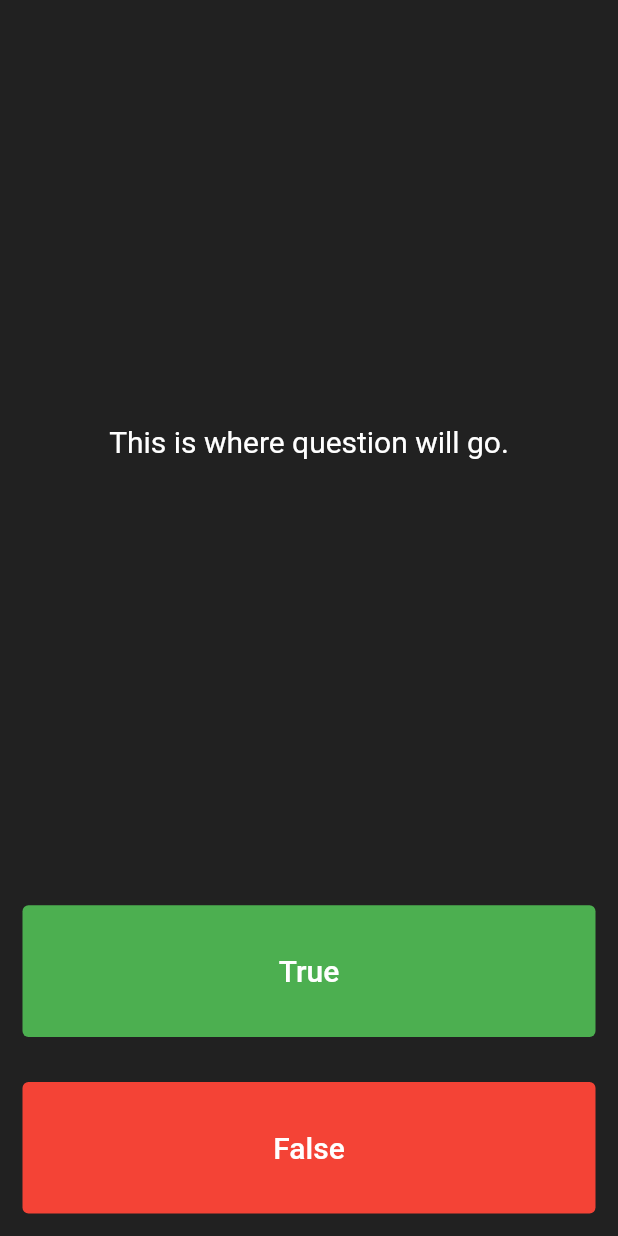
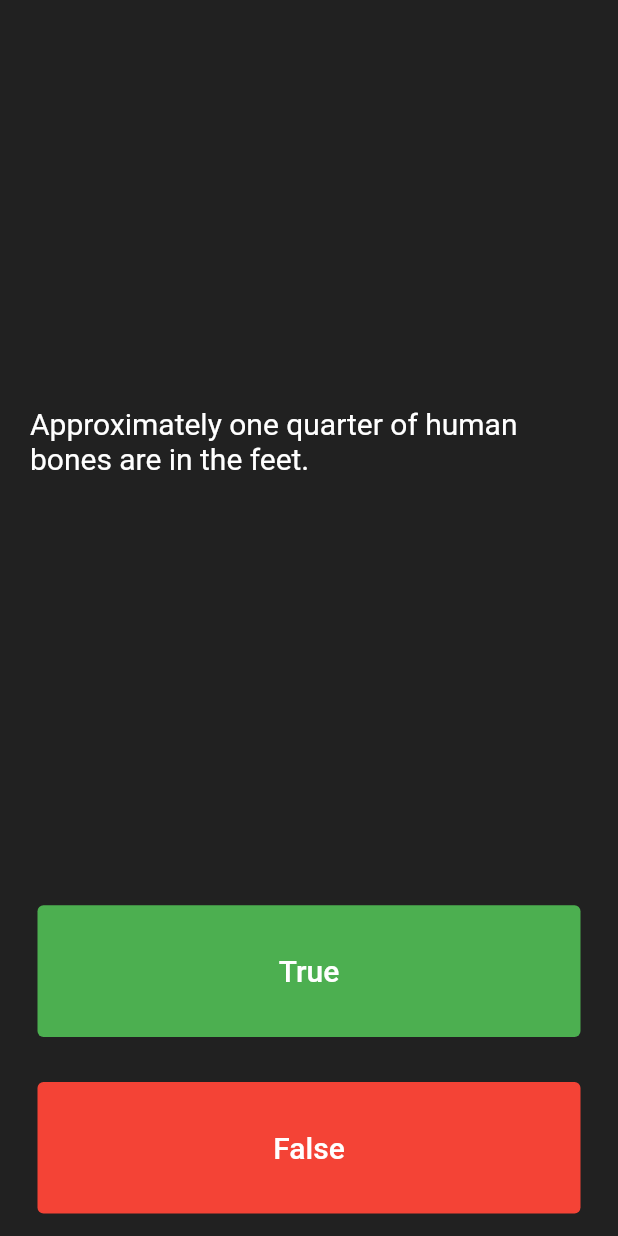
Before and after one commit to anup810/quize_flutter, a Flutter app: the screen it shows after launch, after a tap on "True", on a phone screen of 412 x 824 dp. Run offline on Flutter 3.47's test engine with Material 2 defaults, Android fonts, the phone set to English and light mode, and no system bars.

Commit message:
Added answer and question

```diff
--- a/lib/main.dart
+++ b/lib/main.dart
@@ -9,8 +9,11 @@ class Quize extends StatelessWidget {
     return MaterialApp(
       home: Scaffold(
         backgroundColor: Colors.grey[900],
-        body: SafeArea(
-          child: QuizePage(),
+        body: Padding(
+          padding: const EdgeInsets.symmetric(horizontal: 10),
+          child: SafeArea(
+            child: QuizePage(),
+          ),
         ),
       ),
     );
@@ -23,6 +26,14 @@ class QuizePage extends StatefulWidget {
 }
 
 class _QuizePageState extends State<QuizePage> {
+  List<Icon> scoreKeeper = [];
+  List<String> questions = [
+    'You can lead a cow down stairs but not up stairs.',
+    'Approximately one quarter of human bones are in the feet.',
+    'A slug\'s blood is green.',
+  ];
+  int questionNumber = 0;
+  List<bool> answer = [false, true, true];
   @override
   Widget build(BuildContext context) {
     return Column(
@@ -35,7 +46,7 @@ class _QuizePageState extends State<QuizePage> {
             padding: const EdgeInsets.all(10.0),
             child: Center(
               child: Text(
-                'This is where question will go.',
+                questions[questionNumber],
                 style: TextStyle(
                   fontSize: 20,
                   color: Colors.white,
@@ -59,7 +70,15 @@ class _QuizePageState extends State<QuizePage> {
                 ),
               ),
               onPressed: () {
-                //True Pressed by User
+                bool correctAnswer = answer[questionNumber];
+                if (correctAnswer == true) {
+                  print('User got it right');
+                } else {
+                  print('User got it wrong');
+                }
+                setState(() {
+                  questionNumber++;
+                });
               },
             ),
           ),
@@ -79,10 +98,21 @@ class _QuizePageState extends State<QuizePage> {
                 backgroundColor: Colors.red,
               ),
               onPressed: () {
-                //False Pressed by user.
+                bool correctAnswer = answer[questionNumber];
+                if (correctAnswer == false) {
+                  print('User got it right');
+                } else {
+                  print('User got it wrong');
+                }
+                setState(() {
+                  questionNumber++;
+                });
               },
             ),
           ),
+        ),
+        Row(
+          children: scoreKeeper,
         ),
       ],
     );
```
